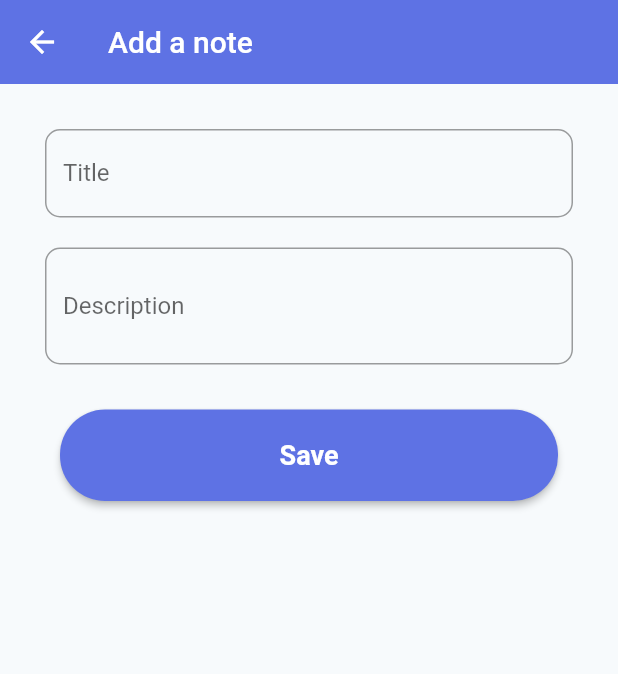
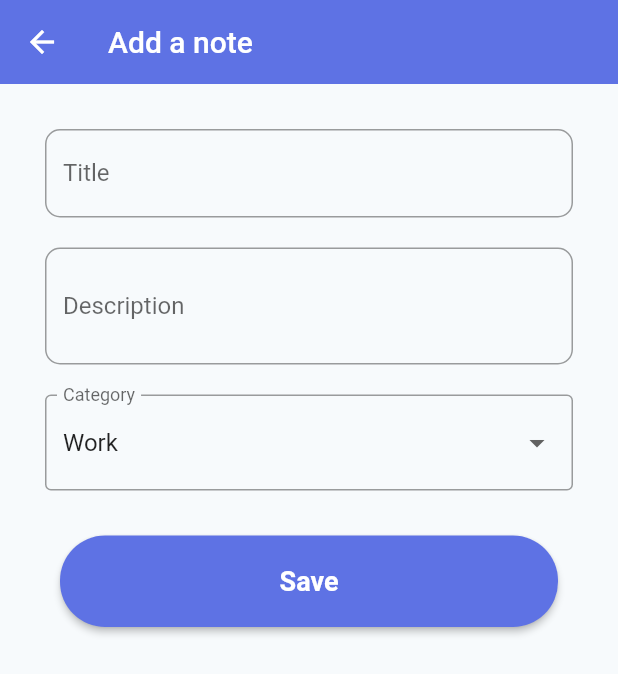
Before and after one commit to tawafmesar/securenote, a Flutter app: the Home screen opened directly, after a tap on the "add" icon, on a phone screen of 412 x 824 dp. Shown: the top 674 px of the screen. Run offline on Flutter 3.47's test engine with Material 2 defaults, Android fonts, the phone set to English and light mode, and no system bars; our stand-ins replace percent_indicator, shared_preferences, sqflite; accounts and stored records are empty.

```diff
--- a/lib/models/noteModel.dart
+++ b/lib/models/noteModel.dart
@@ -2,11 +2,11 @@ class NoteModel {
   int? id;
   String? title;
   String? description;
-  bool isArchived  = false;
+  bool isArchived = false;
   bool isPinned = false;
+  String category = 'Work';
 
-
-  NoteModel(this.title, this.description, {this.id, this.isArchived = false , this.isPinned = false });
+  NoteModel(this.title, this.description, {this.id, this.isArchived = false, this.isPinned = false, this.category = 'Work'});
 
   NoteModel.fromJson(Map<String, dynamic> map) {
     id = map['id'];
@@ -14,16 +14,16 @@ class NoteModel {
     description = map['description'];
     isArchived = map['isArchived'] == 1;
     isPinned = map['isPinned'] == 1;
-
+    category = map['category'] ?? 'Work';
   }
 
   Map<String, dynamic> toJson() {
     return {
       'title': title,
       'description': description,
-      'isArchived': isArchived ? 1 : 0 ,
-      'isPinned': isPinned ? 1 : 0
-
+      'isArchived': isArchived ? 1 : 0,
+      'isPinned': isPinned ? 1 : 0,
+      'category': category,
     };
   }
 }
--- a/lib/screens/home/home.dart
+++ b/lib/screens/home/home.dart
@@ -7,6 +7,8 @@ import 'package:securenote/services/database_helper.dart';
 import 'package:percent_indicator/circular_percent_indicator.dart';
 
 import '../archive/archive.dart';
+
+
 
 class Home extends StatefulWidget {
   final String title;
@@ -18,8 +20,11 @@ class Home extends StatefulWidget {
 }
 
 class _HomeState extends State<Home> {
+
   DatabaseHelper noteDatabase = DatabaseHelper.instance;
   List<NoteModel> notes = [];
+  List<String> categories = ['All', 'Work', 'Personal', 'Archive'];
+  String selectedCategory = 'All';
 
   TextEditingController searchController = TextEditingController();
   bool isSearchTextNotEmpty = false;
@@ -55,11 +60,19 @@ class _HomeState extends State<Home> {
   }
 
   refreshNotes() {
-    noteDatabase.getAll().then((value) {
-      setState(() {
-        notes = value;
+    if (selectedCategory == 'All') {
+      noteDatabase.getAll().then((value) {
+        setState(() {
+          notes = value;
+        });
       });
-    });
+    } else {
+      noteDatabase.getAllByCategory(selectedCategory).then((value) {
+        setState(() {
+          notes = value;
+        });
+      });
+    }
   }
 
   goToNoteDetailsView({int? id}) async {
@@ -156,24 +169,22 @@ class _HomeState extends State<Home> {
         ],
       ),
       body: Column(
-        children: < Widget > [
+        children: <Widget>[
           TopContainer(
             height: 160,
             width: width,
             child: Column(
                 mainAxisAlignment: MainAxisAlignment.spaceEvenly,
-                children: < Widget > [
+                children: <Widget>[
                   Padding(
-                    padding: const EdgeInsets.symmetric(
-                        horizontal: 0, vertical: 0.0
-                    ),
+                    padding: const EdgeInsets.symmetric(horizontal: 0, vertical: 0.0),
                     child: Row(
                       crossAxisAlignment: CrossAxisAlignment.center,
                       mainAxisAlignment: MainAxisAlignment.spaceEvenly,
-                      children: < Widget > [
+                      children: <Widget>[
                         Column(
                           crossAxisAlignment: CrossAxisAlignment.center,
-                          children: < Widget > [
+                          children: <Widget>[
                             Container(
                               child: const Text(
                                 'Secure Note',
@@ -186,7 +197,7 @@ class _HomeState extends State<Home> {
                               ),
                             ),
                             const Text(
-                              'Manage and archive Your Notes',
+                              'Manage and categorize Your Notes',
                               textAlign: TextAlign.center,
                               style: TextStyle(
                                 fontSize: 14.0,
@@ -224,6 +235,21 @@ class _HomeState extends State<Home> {
                       refreshNotes();
                     },
                   ),
+                DropdownButton<String>(
+                  value: selectedCategory,
+                  onChanged: (String? newValue) {
+                    setState(() {
+                      selectedCategory = newValue!;
+                      refreshNotes();
+                    });
+                  },
+                  items: categories.map<DropdownMenuItem<String>>((String value) {
+                    return DropdownMenuItem<String>(
+                      value: value,
+                      child: Text(value),
+                    );
+                  }).toList(),
+                ),
               ],
             ),
           ),
@@ -232,8 +258,8 @@ class _HomeState extends State<Home> {
               child: Column(
                 children: [
                   Container(
-                    child: notes.isEmpty ?
-                    const Padding(
+                    child: notes.isEmpty
+                        ? const Padding(
                       padding: EdgeInsets.only(top: 50.0),
                       child: Text(
                         "No notes to display",
@@ -242,7 +268,8 @@ class _HomeState extends State<Home> {
                           fontSize: 14,
                         ),
                       ),
-                    ): Column(
+                    )
+                        : Column(
                       children: [
                         if (isSearchTextNotEmpty)
                           ...filteredNotes.map((note) {
@@ -314,15 +341,4 @@ class _HomeState extends State<Home> {
       ),
     );
   }
-
-  Text subheading(String title) {
-    return Text(
-      title,
-      style: const TextStyle(
-          color: Color.fromRGBO(94, 114, 228, 1.0),
-          fontSize: 20.0,
-          fontWeight: FontWeight.w700,
-          letterSpacing: 1.2),
-    );
-  }
 }
--- a/lib/screens/views/note_view.dart
+++ b/lib/screens/views/note_view.dart
@@ -2,6 +2,7 @@ import 'package:flutter/foundation.dart';
 import 'package:flutter/material.dart';
 import 'package:securenote/models/noteModel.dart';
 import 'package:securenote/services/database_helper.dart';
+
 
 class NoteView extends StatefulWidget {
   const NoteView({Key? key, this.noteId}) : super(key: key);
@@ -17,10 +18,12 @@ class _NoteViewState extends State<NoteView> {
   DatabaseHelper noteDatabase = DatabaseHelper.instance;
   TextEditingController titleController = TextEditingController();
   TextEditingController descriptionController = TextEditingController();
-
   late NoteModel note;
   bool isLoading = false;
   bool isNewNote = false;
+  String selectedCategory = 'Work';
+
+  List<String> categories = ['Work', 'Personal',];
 
   @override
   void initState() {
@@ -35,17 +38,19 @@ class _NoteViewState extends State<NoteView> {
       });
       return;
     }
+
     noteDatabase.read(widget.noteId!).then((value) {
       setState(() {
         note = value;
         titleController.text = note.title ?? '';
         descriptionController.text = note.description ?? '';
+        selectedCategory = note.category;
       });
     });
   }
 
   insert(NoteModel model) {
-    noteDatabase.insert(model).then((respond) async {
+    noteDatabase.insert(model).then((response) async {
       ScaffoldMessenger.of(context).showSnackBar(const SnackBar(
         content: Text("Note successfully added."),
         backgroundColor: Color.fromARGB(255, 4, 160, 74),
@@ -63,7 +68,7 @@ class _NoteViewState extends State<NoteView> {
   }
 
   update(NoteModel model) {
-    noteDatabase.update(model).then((respond) async {
+    noteDatabase.update(model).then((response) async {
       ScaffoldMessenger.of(context).showSnackBar(const SnackBar(
         content: Text("Note successfully updated."),
         backgroundColor: Color.fromARGB(255, 4, 160, 74),
@@ -88,7 +93,11 @@ class _NoteViewState extends State<NoteView> {
     if (formKey.currentState != null && formKey.currentState!.validate()) {
       formKey.currentState?.save();
 
-      NoteModel model = NoteModel(titleController.text, descriptionController.text);
+      NoteModel model = NoteModel(
+        titleController.text,
+        descriptionController.text,
+        category: selectedCategory,
+      );
 
       if (isNewNote) {
         insert(model);
@@ -97,6 +106,7 @@ class _NoteViewState extends State<NoteView> {
         update(model);
       }
     }
+
     setState(() {
       isLoading = false;
     });
@@ -206,6 +216,27 @@ class _NoteViewState extends State<NoteView> {
               const SizedBox(
                 height: 20,
               ),
+              DropdownButtonFormField<String>(
+                value: selectedCategory,
+                onChanged: (String? newValue) {
+                  setState(() {
+                    selectedCategory = newValue!;
+                  });
+                },
+                items: categories.map<DropdownMenuItem<String>>((String value) {
+                  return DropdownMenuItem<String>(
+                    value: value,
+                    child: Text(value),
+                  );
+                }).toList(),
+                decoration: const InputDecoration(
+                  labelText: 'Category',
+                  border: OutlineInputBorder(),
+                ),
+              ),
+              const SizedBox(
+                height: 20,
+              ),
               Container(
                 width: double.infinity,
                 margin: const EdgeInsets.all(10.0),
--- a/lib/services/database_helper.dart
+++ b/lib/services/database_helper.dart
@@ -7,6 +7,11 @@ import 'dart:io' as io;
 import 'package:securenote/models/noteModel.dart';
 
 
+import 'package:sqflite/sqflite.dart';
+import 'package:path_provider/path_provider.dart';
+import 'package:path/path.dart';
+import 'dart:io' as io;
+import 'package:flutter/material.dart';
 
 class DatabaseHelper {
   static final DatabaseHelper instance = DatabaseHelper._internal();
@@ -18,12 +23,12 @@ class DatabaseHelper {
   static const int versionNumber = 1;
 
   static const String tableNotes = 'Notes';
-
   static const String colId = 'id';
   static const String colTitle = 'title';
   static const String colDescription = 'description';
   static const String colIsArchived = 'isArchived';
   static const String colIsPinned = 'isPinned';
+  static const String colCategory = 'category';
 
   Future<Database> get database async {
     if (_database != null) {
@@ -48,7 +53,8 @@ class DatabaseHelper {
         " $colTitle TEXT NOT NULL, "
         " $colDescription TEXT,"
         " $colIsArchived INTEGER NOT NULL DEFAULT 0,"
-        " $colIsPinned INTEGER NOT NULL DEFAULT 0"
+        " $colIsPinned INTEGER NOT NULL DEFAULT 0,"
+        " $colCategory TEXT NOT NULL DEFAULT 'Work'"
         ")");
   }
 
@@ -58,6 +64,17 @@ class DatabaseHelper {
       tableNotes,
       where: '$colIsArchived = ?',
       whereArgs: [archived ? 1 : 0],
+      orderBy: '$colIsPinned DESC, $colId ASC',
+    );
+    return result.map((json) => NoteModel.fromJson(json)).toList();
+  }
+
+  Future<List<NoteModel>> getAllByCategory(String category, {bool archived = false}) async {
+    final db = await database;
+    final result = await db.query(
+      tableNotes,
+      where: '$colIsArchived = ? AND $colCategory = ?',
+      whereArgs: [archived ? 1 : 0, category],
       orderBy: '$colIsPinned DESC, $colId ASC',
     );
     return result.map((json) => NoteModel.fromJson(json)).toList();
```
